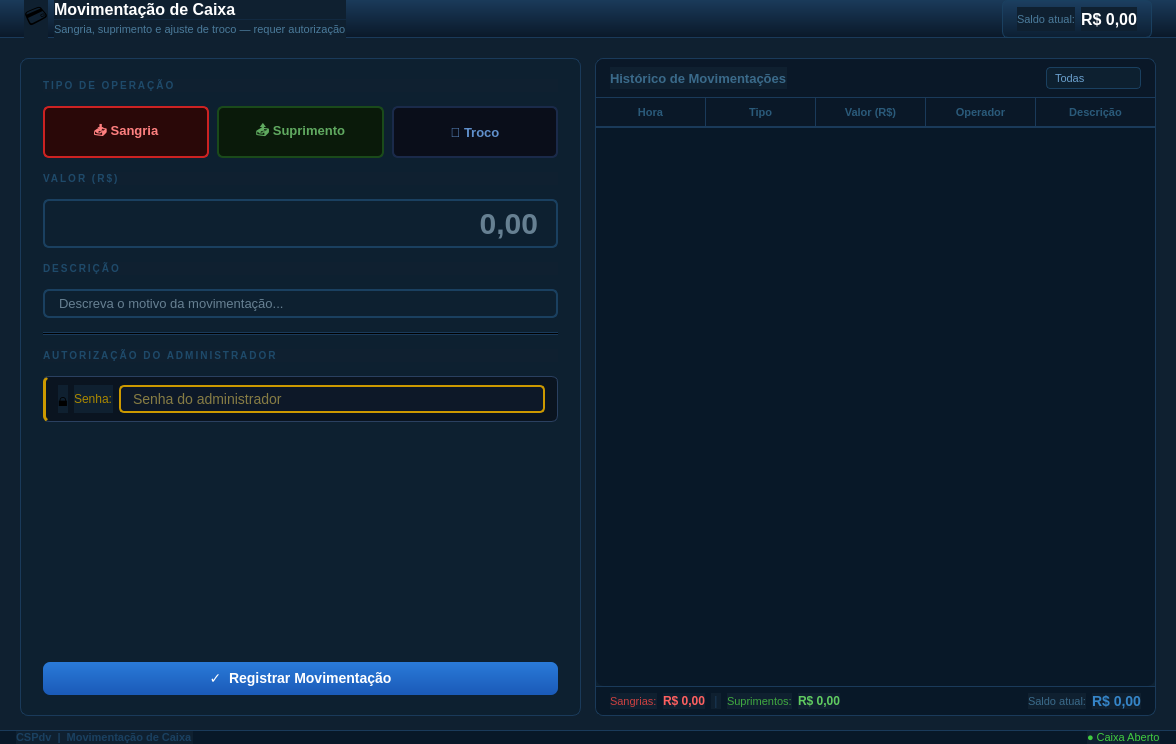
The window that ui/venda/tela_movimentacao_caixa.ui (iuryruansc/cspdv) describes before a commit, drawn with Qt 5.
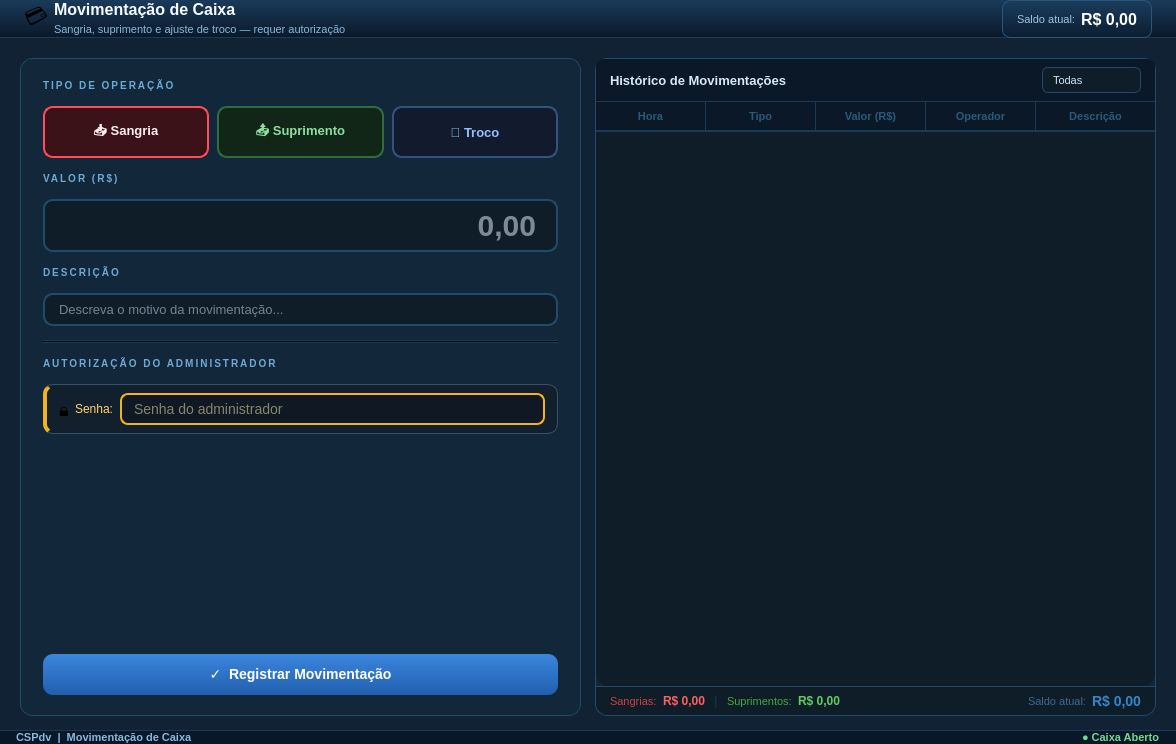
The same window after the commit.

Commit message: view para vendas

What changed in the file:
```diff
--- a/ui/venda/tela_movimentacao_caixa.ui
+++ b/ui/venda/tela_movimentacao_caixa.ui
@@ -7,7 +7,7 @@
   </property>
   <property name="windowTitle"><string>CSPdv - Movimentação de Caixa</string></property>
   <property name="styleSheet">
-   <string notr="true">QWidget { font-family: Arial; background-color: #0f2030; }</string>
+   <string notr="true">QWidget { font-family: Arial; background-color: #102233; } QLabel { background-color: transparent; }</string>
   </property>
 
   <layout class="QVBoxLayout" name="mainVLayout">
@@ -29,19 +29,19 @@
       <item><widget class="QLabel" name="lblHIco"><property name="text"><string>&#128179;</string></property><property name="styleSheet"><string notr="true">font-size:22px;</string></property></widget></item>
       <item>
        <layout class="QVBoxLayout"><property name="spacing"><number>1</number></property>
-        <item><widget class="QLabel" name="lblHTitulo"><property name="text"><string>Movimentação de Caixa</string></property><property name="styleSheet"><string notr="true">color:white;font-size:16px;font-weight:bold;</string></property></widget></item>
-        <item><widget class="QLabel" name="lblHSub"><property name="text"><string>Sangria, suprimento e ajuste de troco — requer autorização</string></property><property name="styleSheet"><string notr="true">color:#4a7a9a;font-size:11px;</string></property></widget></item>
+        <item><widget class="QLabel" name="lblHTitulo"><property name="text"><string>Movimentação de Caixa</string></property><property name="styleSheet"><string notr="true">color:#f5fbff;font-size:16px;font-weight:bold;</string></property></widget></item>
+        <item><widget class="QLabel" name="lblHSub"><property name="text"><string>Sangria, suprimento e ajuste de troco — requer autorização</string></property><property name="styleSheet"><string notr="true">color:#8bb7d8;font-size:11px;</string></property></widget></item>
        </layout>
       </item>
       <item><spacer><property name="orientation"><enum>Qt::Horizontal</enum></property><property name="sizeHint" stdset="0"><size><width>20</width><height>10</height></size></property></spacer></item>
       <!-- Saldo atual -->
       <item>
        <widget class="QFrame" name="frameSaldoHeader">
-        <property name="styleSheet"><string notr="true">QFrame#frameSaldoHeader{background-color:rgba(53,133,200,15);border:1px solid #1a4060;border-radius:6px;}</string></property>
+        <property name="styleSheet"><string notr="true">QFrame#frameSaldoHeader{background-color:rgba(53,133,200,12);border:1px solid #29567a;border-radius:8px;}</string></property>
         <layout class="QHBoxLayout" name="saldoHL">
          <property name="leftMargin"><number>14</number></property><property name="topMargin"><number>6</number></property>
          <property name="rightMargin"><number>14</number></property><property name="bottomMargin"><number>6</number></property>
-         <item><widget class="QLabel" name="lblSaldoLabel"><property name="text"><string>Saldo atual:</string></property><property name="styleSheet"><string notr="true">font-size:11px;color:#4a7a9a;</string></property></widget></item>
+         <item><widget class="QLabel" name="lblSaldoLabel"><property name="text"><string>Saldo atual:</string></property><property name="styleSheet"><string notr="true">font-size:11px;color:#9bc3df;</string></property></widget></item>
          <item><widget class="QLabel" name="lblSaldoValor"><property name="text"><string>R$ 0,00</string></property><property name="styleSheet"><string notr="true">font-size:16px;font-weight:bold;color:white;</string></property></widget></item>
         </layout>
        </widget>
@@ -65,7 +65,7 @@
        <widget class="QFrame" name="frameFormulario">
         <property name="minimumWidth"><number>380</number></property>
         <property name="maximumWidth"><number>420</number></property>
-        <property name="styleSheet"><string notr="true">QFrame#frameFormulario{background-color:#0d2030;border:1px solid #1a3a5a;border-radius:8px;}</string></property>
+        <property name="styleSheet"><string notr="true">QFrame#frameFormulario{background-color:#12283a;border:1px solid #214b6a;border-radius:12px;}</string></property>
         <layout class="QVBoxLayout" name="formVLayout">
          <property name="spacing"><number>14</number></property>
          <property name="leftMargin"><number>22</number></property>
@@ -75,7 +75,7 @@
 
          <!-- Seletor de tipo de operação -->
          <item>
-          <widget class="QLabel" name="lblTipoLabel"><property name="text"><string>TIPO DE OPERAÇÃO</string></property><property name="styleSheet"><string notr="true">font-size:10px;font-weight:bold;color:#1e4a6a;letter-spacing:2px;</string></property></widget>
+          <widget class="QLabel" name="lblTipoLabel"><property name="text"><string>TIPO DE OPERAÇÃO</string></property><property name="styleSheet"><string notr="true">font-size:10px;font-weight:bold;color:#6da9d4;letter-spacing:2px;</string></property></widget>
          </item>
          <item>
           <layout class="QHBoxLayout"><property name="spacing"><number>8</number></property>
@@ -85,7 +85,7 @@
              <property name="checkable"><bool>true</bool></property>
              <property name="checked"><bool>true</bool></property>
              <property name="minimumSize"><size><width>110</width><height>52</height></size></property>
-             <property name="styleSheet"><string notr="true">QPushButton{background-color:#1a0a0a;border:2px solid #4a1a1a;border-radius:6px;color:#cc6060;font-size:13px;font-weight:bold;padding:6px;}QPushButton:checked{background-color:#2a0808;border:2px solid #cc2222;color:#ff8080;}QPushButton:hover{border-color:#882222;}</string></property>
+             <property name="styleSheet"><string notr="true">QPushButton{background-color:#2a1114;border:2px solid #733039;border-radius:10px;color:#ff9a9a;font-size:13px;font-weight:bold;padding:10px;}QPushButton:checked{background-color:#3a1218;border:2px solid #ff4d5d;color:#fff0f0;}QPushButton:hover{border-color:#c44a56;}</string></property>
             </widget>
            </item>
            <item>
@@ -93,7 +93,7 @@
              <property name="text"><string>&#128228; Suprimento</string></property>
              <property name="checkable"><bool>true</bool></property>
              <property name="minimumSize"><size><width>110</width><height>52</height></size></property>
-             <property name="styleSheet"><string notr="true">QPushButton{background-color:#0a1a0a;border:2px solid #1a4a1a;border-radius:6px;color:#60aa60;font-size:13px;font-weight:bold;padding:6px;}QPushButton:checked{background-color:#081808;border:2px solid #2a8a2a;color:#80cc80;}QPushButton:hover{border-color:#228822;}</string></property>
+             <property name="styleSheet"><string notr="true">QPushButton{background-color:#112616;border:2px solid #2e6e3e;border-radius:10px;color:#8fdda0;font-size:13px;font-weight:bold;padding:10px;}QPushButton:checked{background-color:#14301b;border:2px solid #4fd26d;color:#f0fff2;}QPushButton:hover{border-color:#54b86a;}</string></property>
             </widget>
            </item>
            <item>
@@ -101,7 +101,7 @@
              <property name="text"><string>&#128184; Troco</string></property>
              <property name="checkable"><bool>true</bool></property>
              <property name="minimumSize"><size><width>110</width><height>52</height></size></property>
-             <property name="styleSheet"><string notr="true">QPushButton{background-color:#0a0e1a;border:2px solid #1a2a4a;border-radius:6px;color:#6090cc;font-size:13px;font-weight:bold;padding:6px;}QPushButton:checked{background-color:#080e20;border:2px solid #2a5ab8;color:#80a8e8;}QPushButton:hover{border-color:#224488;}</string></property>
+             <property name="styleSheet"><string notr="true">QPushButton{background-color:#121b2d;border:2px solid #33537f;border-radius:10px;color:#95bffd;font-size:13px;font-weight:bold;padding:10px;}QPushButton:checked{background-color:#15233a;border:2px solid #5f95ff;color:#f2f7ff;}QPushButton:hover{border-color:#5b88d6;}</string></property>
             </widget>
            </item>
           </layout>
@@ -109,26 +109,26 @@
 
          <!-- Valor -->
          <item>
-          <widget class="QLabel" name="lblValorLabel"><property name="text"><string>VALOR (R$)</string></property><property name="styleSheet"><string notr="true">font-size:10px;font-weight:bold;color:#1e4a6a;letter-spacing:2px;</string></property></widget>
+          <widget class="QLabel" name="lblValorLabel"><property name="text"><string>VALOR (R$)</string></property><property name="styleSheet"><string notr="true">font-size:10px;font-weight:bold;color:#6da9d4;letter-spacing:2px;</string></property></widget>
          </item>
          <item>
           <widget class="QLineEdit" name="lineEditValor">
            <property name="minimumHeight"><number>58</number></property>
            <property name="alignment"><set>Qt::AlignRight|Qt::AlignVCenter</set></property>
            <property name="placeholderText"><string>0,00</string></property>
-           <property name="styleSheet"><string notr="true">QLineEdit{background-color:#0d2030;border:2px solid #1a4060;border-radius:6px;font-size:30px;font-weight:bold;color:#c0dff4;padding:4px 16px;selection-background-color:#3585c8;selection-color:white;}QLineEdit:focus{border:2px solid #3585c8;background-color:#0f2840;}QLineEdit:hover:!focus{border:2px solid #2a5a80;}</string></property>
+           <property name="styleSheet"><string notr="true">QLineEdit{background-color:#0f1d29;border:2px solid #214b6a;border-radius:10px;font-size:30px;font-weight:bold;color:#f0f7ff;padding:6px 18px;selection-background-color:#3585c8;selection-color:white;}QLineEdit:focus{border:2px solid #4d96d8;background-color:#13273a;}QLineEdit:hover:!focus{border:2px solid #2f6a93;}</string></property>
           </widget>
          </item>
 
          <!-- Descrição -->
          <item>
-          <widget class="QLabel" name="lblDescricaoLabel"><property name="text"><string>DESCRIÇÃO</string></property><property name="styleSheet"><string notr="true">font-size:10px;font-weight:bold;color:#1e4a6a;letter-spacing:2px;</string></property></widget>
+          <widget class="QLabel" name="lblDescricaoLabel"><property name="text"><string>DESCRIÇÃO</string></property><property name="styleSheet"><string notr="true">font-size:10px;font-weight:bold;color:#6da9d4;letter-spacing:2px;</string></property></widget>
          </item>
          <item>
           <widget class="QLineEdit" name="lineEditDescricao">
            <property name="minimumHeight"><number>38</number></property>
            <property name="placeholderText"><string>Descreva o motivo da movimentação...</string></property>
-           <property name="styleSheet"><string notr="true">QLineEdit{background-color:#0d2030;border:2px solid #1a4060;border-radius:6px;font-size:13px;color:#c0dff4;padding:4px 12px;}QLineEdit:focus{border:2px solid #3585c8;}QLineEdit:hover:!focus{border:2px solid #2a5a80;}</string></property>
+           <property name="styleSheet"><string notr="true">QLineEdit{background-color:#0f1d29;border:2px solid #214b6a;border-radius:10px;font-size:13px;color:#d7e8f6;padding:6px 12px;}QLineEdit:focus{border:2px solid #4d96d8;}QLineEdit:hover:!focus{border:2px solid #2f6a93;}</string></property>
           </widget>
          </item>
 
@@ -139,22 +139,22 @@
 
          <!-- Autorização do administrador -->
          <item>
-          <widget class="QLabel" name="lblAutLabel"><property name="text"><string>AUTORIZAÇÃO DO ADMINISTRADOR</string></property><property name="styleSheet"><string notr="true">font-size:10px;font-weight:bold;color:#1e4a6a;letter-spacing:2px;</string></property></widget>
+          <widget class="QLabel" name="lblAutLabel"><property name="text"><string>AUTORIZAÇÃO DO ADMINISTRADOR</string></property><property name="styleSheet"><string notr="true">font-size:10px;font-weight:bold;color:#6da9d4;letter-spacing:2px;</string></property></widget>
          </item>
          <item>
           <widget class="QFrame" name="frameAutorizacao">
-           <property name="styleSheet"><string notr="true">QFrame#frameAutorizacao{background-color:#0a1420;border:1px solid #2a4060;border-left:3px solid #cc9900;border-radius:6px;}</string></property>
+           <property name="styleSheet"><string notr="true">QFrame#frameAutorizacao{background-color:#121f2d;border:1px solid #3a516b;border-left:4px solid #f0b323;border-radius:10px;}</string></property>
            <layout class="QHBoxLayout" name="autHL">
             <property name="leftMargin"><number>12</number></property><property name="topMargin"><number>8</number></property>
             <property name="rightMargin"><number>12</number></property><property name="bottomMargin"><number>8</number></property>
             <item><widget class="QLabel" name="lblLockIco"><property name="text"><string>&#128274;</string></property><property name="styleSheet"><string notr="true">font-size:18px;</string></property></widget></item>
-            <item><widget class="QLabel" name="lblSenhaLabel"><property name="text"><string>Senha:</string></property><property name="styleSheet"><string notr="true">font-size:12px;color:#aa8800;</string></property></widget></item>
+            <item><widget class="QLabel" name="lblSenhaLabel"><property name="text"><string>Senha:</string></property><property name="styleSheet"><string notr="true">font-size:12px;color:#ffd56a;</string></property></widget></item>
             <item>
              <widget class="QLineEdit" name="lineEditSenhaAdmin">
               <property name="minimumHeight"><number>36</number></property>
               <property name="echoMode"><enum>QLineEdit::Password</enum></property>
               <property name="placeholderText"><string>Senha do administrador</string></property>
-              <property name="styleSheet"><string notr="true">QLineEdit{background-color:#0d1828;border:2px solid #cc9900;border-radius:5px;font-size:14px;color:#ffe060;padding:3px 10px;}QLineEdit:focus{border-color:#ffcc00;}</string></property>
+              <property name="styleSheet"><string notr="true">QLineEdit{background-color:#0f1823;border:2px solid #f0b323;border-radius:8px;font-size:14px;color:#fff1b0;padding:5px 10px;}QLineEdit:focus{border-color:#ffd76a;}</string></property>
              </widget>
             </item>
            </layout>
@@ -171,7 +171,7 @@
            <property name="text"><string>&#10003;  Registrar Movimentação</string></property>
            <property name="shortcut"><string>Return</string></property>
            <property name="minimumHeight"><number>50</number></property>
-           <property name="styleSheet"><string notr="true">QPushButton{background:qlineargradient(x1:0,y1:0,x2:0,y2:1,stop:0 #2a7ad8,stop:1 #1a5ab8);color:white;font-size:14px;font-weight:bold;border:none;border-radius:7px;padding:8px;}QPushButton:hover{background:#3a88e8;}QPushButton:pressed{background:#1a5098;}QPushButton:disabled{background:#1a3050;color:#2a4a6a;}</string></property>
+           <property name="styleSheet"><string notr="true">QPushButton{background:qlineargradient(x1:0,y1:0,x2:0,y2:1,stop:0 #3b86dd,stop:1 #215fae);color:white;font-size:14px;font-weight:bold;border:none;border-radius:10px;padding:12px;}QPushButton:hover{background:#3a88e8;}QPushButton:pressed{background:#1a5098;}QPushButton:disabled{background:#1a3050;color:#2a4a6a;}</string></property>
           </widget>
          </item>
 
@@ -182,7 +182,7 @@
       <!-- Coluna direita: histórico de movimentações -->
       <item>
        <widget class="QFrame" name="frameHistorico">
-        <property name="styleSheet"><string notr="true">QFrame#frameHistorico{background-color:#0d2030;border:1px solid #1a3a5a;border-radius:8px;}</string></property>
+        <property name="styleSheet"><string notr="true">QFrame#frameHistorico{background-color:#12283a;border:1px solid #214b6a;border-radius:12px;}</string></property>
         <layout class="QVBoxLayout" name="histVLayout">
          <property name="spacing"><number>0</number></property>
          <property name="leftMargin"><number>0</number></property>
@@ -197,13 +197,13 @@
            <layout class="QHBoxLayout" name="histHeaderHL">
             <property name="leftMargin"><number>14</number></property><property name="topMargin"><number>8</number></property>
             <property name="rightMargin"><number>14</number></property><property name="bottomMargin"><number>8</number></property>
-            <item><widget class="QLabel" name="lblHistTitulo"><property name="text"><string>Histórico de Movimentações</string></property><property name="styleSheet"><string notr="true">font-size:13px;font-weight:bold;color:#3a6a8a;</string></property></widget></item>
+            <item><widget class="QLabel" name="lblHistTitulo"><property name="text"><string>Histórico de Movimentações</string></property><property name="styleSheet"><string notr="true">font-size:13px;font-weight:bold;color:#d7e8f6;</string></property></widget></item>
             <item><spacer><property name="orientation"><enum>Qt::Horizontal</enum></property><property name="sizeHint" stdset="0"><size><width>10</width><height>10</height></size></property></spacer></item>
             <item>
              <widget class="QComboBox" name="comboFiltroHist">
               <property name="minimumHeight"><number>28</number></property>
               <property name="minimumWidth"><number>130</number></property>
-              <property name="styleSheet"><string notr="true">QComboBox{background-color:#0d2030;border:1px solid #1a4060;border-radius:4px;font-size:11px;color:#6a9fcc;padding:2px 8px;}QComboBox::drop-down{border:none;width:20px;}QComboBox QAbstractItemView{background-color:#0d2030;border:1px solid #1a4060;selection-background-color:#1a4a7a;color:#a0c8e8;}</string></property>
+              <property name="styleSheet"><string notr="true">QComboBox{background-color:#0f1d29;border:1px solid #214b6a;border-radius:6px;font-size:11px;color:#cde5f8;padding:4px 10px;}QComboBox::drop-down{border:none;width:20px;}QComboBox QAbstractItemView{background-color:#0f1d29;border:1px solid #214b6a;selection-background-color:#2a6fa8;color:#d7e8f6;}</string></property>
               <item><property name="text"><string>Todas</string></property></item>
               <item><property name="text"><string>Sangria</string></property></item>
               <item><property name="text"><string>Suprimento</string></property></item>
@@ -219,7 +219,7 @@
           <widget class="QTableWidget" name="tableHistorico">
            <property name="styleSheet">
             <string notr="true">
-             QTableWidget{background-color:#081828;alternate-background-color:#0a1e30;border:none;border-bottom-left-radius:8px;border-bottom-right-radius:8px;font-size:12px;gridline-color:#1a3a5a;outline:0;color:#a0c8e8;}
+             QTableWidget{background-color:#0f1d29;alternate-background-color:#132637;border:none;border-bottom-left-radius:12px;border-bottom-right-radius:12px;font-size:12px;gridline-color:#1b3b56;outline:0;color:#d7e8f6;}
              QTableWidget::item{padding:5px 8px;}
              QTableWidget::item:selected{background-color:#1a4a7a;color:white;}
              QTableWidget::item:hover:!selected{background-color:#0f2840;}
@@ -262,7 +262,7 @@
           <widget class="QFrame" name="frameTotaisHist">
            <property name="minimumHeight"><number>42</number></property>
            <property name="maximumHeight"><number>42</number></property>
-           <property name="styleSheet"><string notr="true">QFrame#frameTotaisHist{background-color:#081828;border-top:1px solid #1a3a5a;border-bottom-left-radius:8px;border-bottom-right-radius:8px;}</string></property>
+           <property name="styleSheet"><string notr="true">QFrame#frameTotaisHist{background-color:#0f1d29;border-top:1px solid #214b6a;border-bottom-left-radius:12px;border-bottom-right-radius:12px;}</string></property>
            <layout class="QHBoxLayout" name="totaisHL">
             <property name="leftMargin"><number>14</number></property><property name="topMargin"><number>6</number></property>
             <property name="rightMargin"><number>14</number></property><property name="bottomMargin"><number>6</number></property>
@@ -295,9 +295,9 @@
      <layout class="QHBoxLayout" name="statusHL">
       <property name="leftMargin"><number>16</number></property><property name="topMargin"><number>0</number></property>
       <property name="rightMargin"><number>16</number></property><property name="bottomMargin"><number>0</number></property>
-      <item><widget class="QLabel" name="lblStatus"><property name="text"><string>CSPdv  |  Movimentação de Caixa</string></property><property name="styleSheet"><string notr="true">color:#1a4060;font-size:11px;font-weight:bold;</string></property></widget></item>
+      <item><widget class="QLabel" name="lblStatus"><property name="text"><string>CSPdv  |  Movimentação de Caixa</string></property><property name="styleSheet"><string notr="true">color:#8bb7d8;font-size:11px;font-weight:bold;</string></property></widget></item>
       <item><spacer><property name="orientation"><enum>Qt::Horizontal</enum></property><property name="sizeHint" stdset="0"><size><width>20</width><height>10</height></size></property></spacer></item>
-      <item><widget class="QLabel" name="lblStatusCaixaAberto"><property name="text"><string>&#9679; Caixa Aberto</string></property><property name="styleSheet"><string notr="true">color:#40cc40;font-size:11px;</string></property></widget></item>
+      <item><widget class="QLabel" name="lblStatusCaixaAberto"><property name="text"><string>&#9679; Caixa Aberto</string></property><property name="styleSheet"><string notr="true">color:#72d88f;font-size:11px;font-weight:bold;</string></property></widget></item>
      </layout>
     </widget>
    </item>
```
The commit also changes 12 other files.
